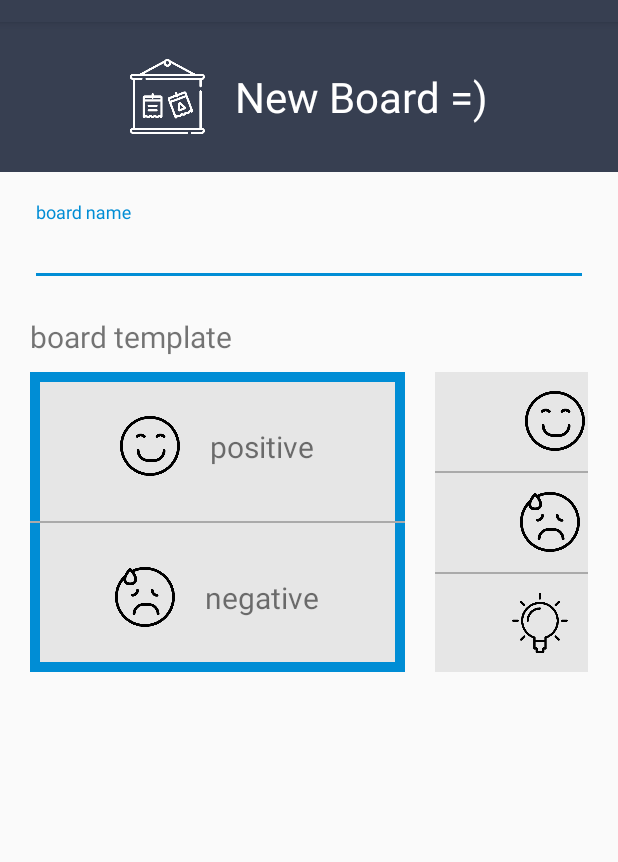
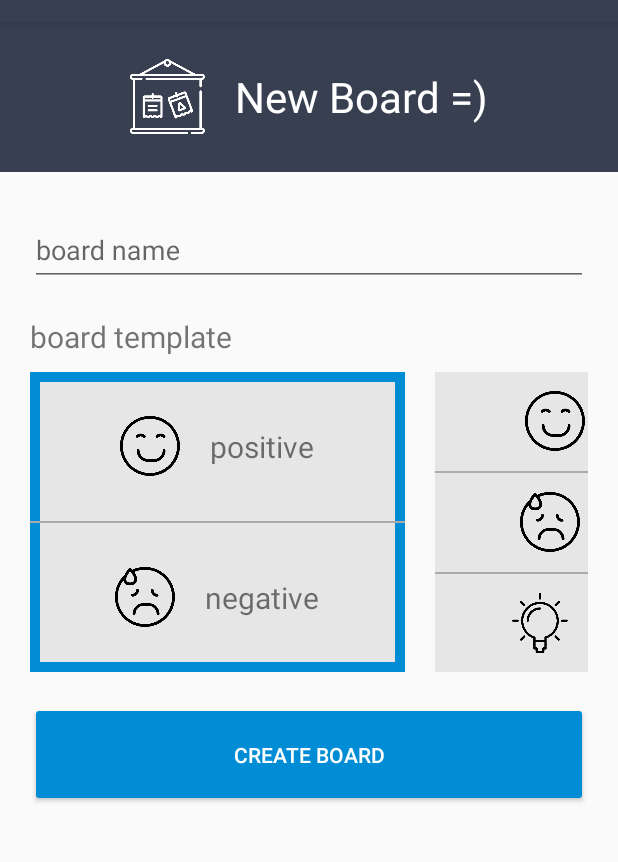
Before and after one commit to benhurott/hammer-board-android, an Android app: the ChoseNewBoardTemplateActivity screen opened directly, with no data from a screen before it, after a tap on "positive", on a phone screen of 412 x 824 dp, the part 62-924 px from its top. Run offline under Robolectric (Android 15) with nearby library versions, the phone set to English and light mode, and no system bars.

Commit message:
feat(new-board): adding form validation

```diff
--- /dev/null
+++ b/src/app/src/main/java/br/com/bhr/hammerboard/domain/board/BoardTemplateType.java
@@ -0,0 +1,11 @@
+package br.com.bhr.hammerboard.domain.board;
+
+/**
+ * Created by ben on 28/11/2017.
+ */
+
+public enum BoardTemplateType {
+    POSITIVE_NEGATIVE,
+    POSITIVE_NEGATIVE_NEWIDEAS,
+    TEAM_TOOLS_PRODUCT_OTHERS
+}
--- a/src/app/src/main/java/br/com/bhr/hammerboard/ui/newboard/ChoseNewBoardTemplateActivity.java
+++ b/src/app/src/main/java/br/com/bhr/hammerboard/ui/newboard/ChoseNewBoardTemplateActivity.java
@@ -4,15 +4,23 @@ import android.graphics.drawable.GradientDrawable;
 import android.support.v7.app.AppCompatActivity;
 import android.os.Bundle;
 import android.view.View;
+import android.widget.EditText;
 import android.widget.LinearLayout;
+import android.widget.Toast;
 
 import br.com.bhr.hammerboard.R;
+import br.com.bhr.hammerboard.domain.board.BoardTemplateType;
 
 public class ChoseNewBoardTemplateActivity extends AppCompatActivity {
 
     private LinearLayout boardPositiveNegative;
     private LinearLayout boardPositiveNegativeNewIdeas;
     private LinearLayout boardTeamToolsProductOthers;
+
+    private EditText boardName;
+
+
+    private BoardTemplateType selectedTemplate = null;
 
     @Override
     protected void onCreate(Bundle savedInstanceState) {
@@ -22,11 +30,36 @@ public class ChoseNewBoardTemplateActivity extends AppCompatActivity {
         this.boardPositiveNegative = findViewById(R.id.board_positive_negative);
         this.boardPositiveNegativeNewIdeas = findViewById(R.id.board_positive_negative_newideas);
         this.boardTeamToolsProductOthers = findViewById(R.id.board_team_tools_product_others);
+        this.boardName = findViewById(R.id.etBoardName);
     }
 
     public void onSelectBoardTemplate(View view) {
         this.deselectAllTemplates();
+
+        switch (view.getId()) {
+            case R.id.board_positive_negative:
+                this.selectedTemplate = BoardTemplateType.POSITIVE_NEGATIVE;
+                this.setTemplateAsSelected(this.boardPositiveNegative);
+                break;
+            case R.id.board_positive_negative_newideas:
+                this.selectedTemplate = BoardTemplateType.POSITIVE_NEGATIVE_NEWIDEAS;
+                this.setTemplateAsSelected(this.boardPositiveNegativeNewIdeas);
+                break;
+            case R.id.board_team_tools_product_others:
+                this.selectedTemplate = BoardTemplateType.TEAM_TOOLS_PRODUCT_OTHERS;
+                this.setTemplateAsSelected(this.boardTeamToolsProductOthers);
+                break;
+            default:
+                break;
+        }
+
         this.setTemplateAsSelected(view);
+    }
+
+    public void onCreateNewBoardTouched(View view) {
+        if (!this.validateForm()) {
+            return;
+        }
     }
 
     private void setTemplateAsSelected(View view) {
@@ -43,4 +76,27 @@ public class ChoseNewBoardTemplateActivity extends AppCompatActivity {
         this.boardPositiveNegativeNewIdeas.setBackgroundColor(color);
         this.boardTeamToolsProductOthers.setBackgroundColor(color);
     }
+
+    private boolean validateForm() {
+        return this.validateBoardName()
+                && this.validateTemplate();
+    }
+
+    private boolean validateTemplate() {
+        if (this.selectedTemplate == null) {
+            Toast.makeText(this, "Please select a board template.", Toast.LENGTH_SHORT).show();
+            return false;
+        }
+
+        return true;
+    }
+
+    private boolean validateBoardName() {
+        if (this.boardName.getText().length() < 1) {
+            Toast.makeText(this, "The board name is required.", Toast.LENGTH_SHORT).show();
+            return false;
+        }
+
+        return true;
+    }
 }
--- a/src/app/src/main/res/layout/activity_chose_new_board_template.xml
+++ b/src/app/src/main/res/layout/activity_chose_new_board_template.xml
@@ -5,7 +5,10 @@
     android:layout_width="match_parent"
     android:layout_height="match_parent"
     android:orientation="vertical"
-    tools:context="br.com.bhr.hammerboard.ui.newboard.ChoseNewBoardTemplateActivity">
+    android:focusable="true"
+    android:focusableInTouchMode="true"
+    tools:context="br.com.bhr.hammerboard.ui.newboard.ChoseNewBoardTemplateActivity"
+    >
 
     <LinearLayout
         android:layout_width="match_parent"
@@ -50,7 +53,9 @@
                     android:id="@+id/etBoardName"
                     android:layout_width="match_parent"
                     android:layout_height="wrap_content"
-                    android:hint="board name"/>
+                    android:hint="board name"
+                    android:singleLine="true"
+                    />
             </android.support.design.widget.TextInputLayout>
         </LinearLayout>
 
@@ -89,4 +94,20 @@
         </HorizontalScrollView>
     </LinearLayout>
 
+    <LinearLayout
+        android:layout_width="match_parent"
+        android:layout_height="wrap_content"
+        android:layout_marginTop="20dp"
+        android:layout_marginLeft="20dp"
+        android:layout_marginRight="20dp"
+        >
+        <Button
+            android:layout_width="match_parent"
+            android:layout_height="70dp"
+            android:backgroundTint="@color/colorAccent"
+            android:textColor="@android:color/white"
+            android:text="create board"
+            android:onClick="onCreateNewBoardTouched"/>
+    </LinearLayout>
+
 </LinearLayout>
```
